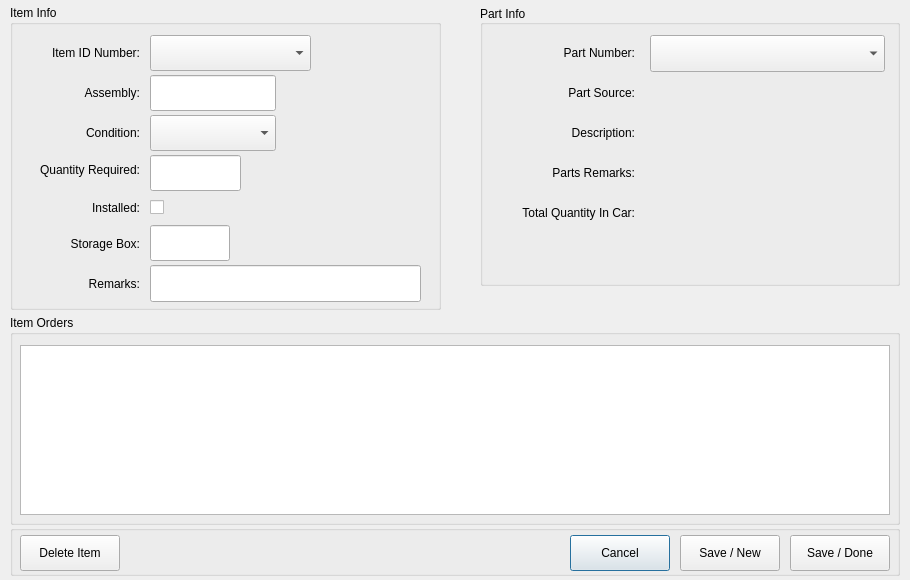
LornBKerr/parts_tracker, file src/forms/item.ui: the form before one commit.
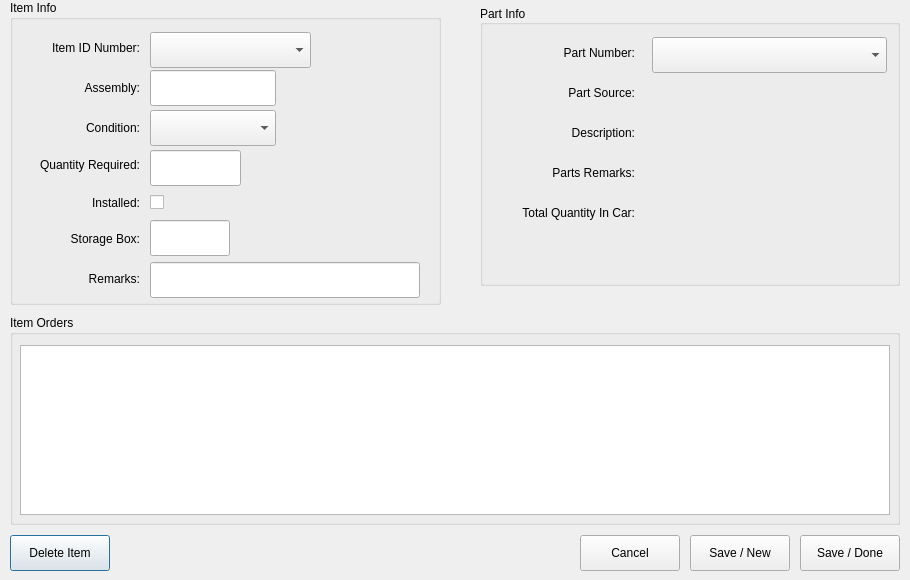
The form after the commit. Custom widgets are drawn as their Qt base class.

Commit message: Added error frames to ui; Reordered and revised test order; cleaned up some inconsistencies in code.

What changed in the file:
```diff
--- a/src/forms/item.ui
+++ b/src/forms/item.ui
@@ -28,102 +28,7 @@
   <property name="modal">
    <bool>false</bool>
   </property>
-  <widget class="QGroupBox" name="group_4">
-   <property name="geometry">
-    <rect>
-     <x>10</x>
-     <y>525</y>
-     <width>890</width>
-     <height>51</height>
-    </rect>
-   </property>
-   <property name="autoFillBackground">
-    <bool>true</bool>
-   </property>
-   <property name="title">
-    <string/>
-   </property>
-   <property name="alignment">
-    <set>Qt::AlignCenter</set>
-   </property>
-   <property name="flat">
-    <bool>false</bool>
-   </property>
-   <widget class="QPushButton" name="cancel_button">
-    <property name="geometry">
-     <rect>
-      <x>560</x>
-      <y>10</y>
-      <width>100</width>
-      <height>36</height>
-     </rect>
-    </property>
-    <property name="toolTip">
-     <string>Close the form, optionally saving any changed information</string>
-    </property>
-    <property name="text">
-     <string>Cancel</string>
-    </property>
-   </widget>
-   <widget class="QPushButton" name="save_new_button">
-    <property name="geometry">
-     <rect>
-      <x>670</x>
-      <y>10</y>
-      <width>100</width>
-      <height>36</height>
-     </rect>
-    </property>
-    <property name="toolTip">
-     <string>Save the current item, then clear the form</string>
-    </property>
-    <property name="text">
-     <string>Save / New</string>
-    </property>
-   </widget>
-   <widget class="QPushButton" name="save_done_button">
-    <property name="geometry">
-     <rect>
-      <x>780</x>
-      <y>10</y>
-      <width>100</width>
-      <height>36</height>
-     </rect>
-    </property>
-    <property name="toolTip">
-     <string>Save the current item, then close the form</string>
-    </property>
-    <property name="layoutDirection">
-     <enum>Qt::RightToLeft</enum>
-    </property>
-    <property name="autoFillBackground">
-     <bool>false</bool>
-    </property>
-    <property name="text">
-     <string>Save / Done</string>
-    </property>
-    <property name="flat">
-     <bool>false</bool>
-    </property>
-   </widget>
-   <widget class="QPushButton" name="delete_button">
-    <property name="geometry">
-     <rect>
-      <x>10</x>
-      <y>10</y>
-      <width>100</width>
-      <height>36</height>
-     </rect>
-    </property>
-    <property name="toolTip">
-     <string>Permanently DELETE the current item and all the order lines</string>
-    </property>
-    <property name="text">
-     <string>Delete Item</string>
-    </property>
-   </widget>
-  </widget>
-  <widget class="QGroupBox" name="group_3">
+  <widget class="QGroupBox" name="item_orders">
    <property name="geometry">
     <rect>
      <x>10</x>
@@ -161,11 +66,11 @@
     </attribute>
    </widget>
   </widget>
-  <widget class="QGroupBox" name="group_1">
+  <widget class="QGroupBox" name="item_info">
    <property name="geometry">
     <rect>
      <x>10</x>
-     <y>5</y>
+     <y>0</y>
      <width>431</width>
      <height>305</height>
     </rect>
@@ -188,7 +93,7 @@
    <property name="flat">
     <bool>false</bool>
    </property>
-   <widget class="QLabel" name="entry_index_label">
+   <widget class="QLabel" name="record_id_label">
     <property name="geometry">
      <rect>
       <x>5</x>
@@ -273,73 +178,6 @@
      <set>Qt::AlignRight|Qt::AlignTrailing|Qt::AlignVCenter</set>
     </property>
    </widget>
-   <widget class="FocusComboBox" name="record_id_combo">
-    <property name="geometry">
-     <rect>
-      <x>140</x>
-      <y>30</y>
-      <width>161</width>
-      <height>36</height>
-     </rect>
-    </property>
-    <property name="toolTip">
-     <string>Required: Select the Item index</string>
-    </property>
-    <property name="placeholderText">
-     <string>To Be Assigned</string>
-    </property>
-   </widget>
-   <widget class="QLineEdit" name="assembly_edit">
-    <property name="geometry">
-     <rect>
-      <x>140</x>
-      <y>70</y>
-      <width>126</width>
-      <height>36</height>
-     </rect>
-    </property>
-    <property name="toolTip">
-     <string>Required: Enter the Assembly, 1 to 15 Characters</string>
-    </property>
-    <property name="whatsThis">
-     <string>Required: Enter the Assembly, 1 to 15 Characters</string>
-    </property>
-    <property name="placeholderText">
-     <string/>
-    </property>
-   </widget>
-   <widget class="FocusComboBox" name="condition_combo">
-    <property name="geometry">
-     <rect>
-      <x>140</x>
-      <y>110</y>
-      <width>126</width>
-      <height>36</height>
-     </rect>
-    </property>
-    <property name="whatsThis">
-     <string>Required: Select the Item Condition</string>
-    </property>
-   </widget>
-   <widget class="QLineEdit" name="quantity_edit">
-    <property name="geometry">
-     <rect>
-      <x>140</x>
-      <y>150</y>
-      <width>91</width>
-      <height>36</height>
-     </rect>
-    </property>
-    <property name="sizePolicy">
-     <sizepolicy hsizetype="Expanding" vsizetype="Fixed">
-      <horstretch>0</horstretch>
-      <verstretch>0</verstretch>
-     </sizepolicy>
-    </property>
-    <property name="toolTip">
-     <string>Required: Enter quantity, 0 to  999, 0 defaul</string>
-    </property>
-   </widget>
    <widget class="QLabel" name="installed_label">
     <property name="geometry">
      <rect>
@@ -400,19 +238,6 @@
      <set>Qt::AlignRight|Qt::AlignTrailing|Qt::AlignVCenter</set>
     </property>
    </widget>
-   <widget class="QLineEdit" name="storage_box_edit">
-    <property name="geometry">
-     <rect>
-      <x>140</x>
-      <y>220</y>
-      <width>80</width>
-      <height>36</height>
-     </rect>
-    </property>
-    <property name="toolTip">
-     <string>Optional: Enter Storage box if stored, 0 to 99</string>
-    </property>
-   </widget>
    <widget class="QLabel" name="remarks_label">
     <property name="geometry">
      <rect>
@@ -435,27 +260,191 @@
      <set>Qt::AlignRight|Qt::AlignTrailing|Qt::AlignVCenter</set>
     </property>
    </widget>
-   <widget class="QLineEdit" name="remarks_edit">
+   <widget class="ErrorFrame" name="record_id_frame">
     <property name="geometry">
      <rect>
-      <x>140</x>
+      <x>138</x>
+      <y>30</y>
+      <width>165</width>
+      <height>40</height>
+     </rect>
+    </property>
+    <property name="frameShape">
+     <enum>QFrame::NoFrame</enum>
+    </property>
+    <widget class="ComboBox" name="record_id_combo">
+     <property name="geometry">
+      <rect>
+       <x>2</x>
+       <y>2</y>
+       <width>161</width>
+       <height>36</height>
+      </rect>
+     </property>
+     <property name="sizePolicy">
+      <sizepolicy hsizetype="Fixed" vsizetype="Fixed">
+       <horstretch>0</horstretch>
+       <verstretch>0</verstretch>
+      </sizepolicy>
+     </property>
+     <property name="toolTip">
+      <string>Required: Select the Item index</string>
+     </property>
+     <property name="placeholderText">
+      <string>To Be Assigned</string>
+     </property>
+    </widget>
+   </widget>
+   <widget class="ErrorFrame" name="assembly_frame">
+    <property name="geometry">
+     <rect>
+      <x>138</x>
+      <y>68</y>
+      <width>130</width>
+      <height>40</height>
+     </rect>
+    </property>
+    <widget class="LineEdit" name="assembly_edit">
+     <property name="geometry">
+      <rect>
+       <x>2</x>
+       <y>2</y>
+       <width>126</width>
+       <height>36</height>
+      </rect>
+     </property>
+     <property name="sizePolicy">
+      <sizepolicy hsizetype="Fixed" vsizetype="Fixed">
+       <horstretch>0</horstretch>
+       <verstretch>0</verstretch>
+      </sizepolicy>
+     </property>
+     <property name="toolTip">
+      <string>Required: Enter the Assembly, 1 to 15 Characters</string>
+     </property>
+     <property name="whatsThis">
+      <string>Required: Enter the Assembly, 1 to 15 Characters</string>
+     </property>
+     <property name="placeholderText">
+      <string/>
+     </property>
+    </widget>
+   </widget>
+   <widget class="ErrorFrame" name="condition_frame">
+    <property name="geometry">
+     <rect>
+      <x>138</x>
+      <y>108</y>
+      <width>130</width>
+      <height>40</height>
+     </rect>
+    </property>
+    <widget class="ComboBox" name="condition_combo">
+     <property name="geometry">
+      <rect>
+       <x>2</x>
+       <y>2</y>
+       <width>126</width>
+       <height>36</height>
+      </rect>
+     </property>
+     <property name="whatsThis">
+      <string>Required: Select the Item Condition</string>
+     </property>
+    </widget>
+   </widget>
+   <widget class="ErrorFrame" name="quantity_frame">
+    <property name="geometry">
+     <rect>
+      <x>138</x>
+      <y>148</y>
+      <width>95</width>
+      <height>40</height>
+     </rect>
+    </property>
+    <property name="frameShape">
+     <enum>QFrame::NoFrame</enum>
+    </property>
+    <widget class="LineEdit" name="quantity_edit">
+     <property name="geometry">
+      <rect>
+       <x>2</x>
+       <y>2</y>
+       <width>91</width>
+       <height>36</height>
+      </rect>
+     </property>
+     <property name="sizePolicy">
+      <sizepolicy hsizetype="Expanding" vsizetype="Fixed">
+       <horstretch>0</horstretch>
+       <verstretch>0</verstretch>
+      </sizepolicy>
+     </property>
+     <property name="toolTip">
+      <string>Required: Enter quantity, 0 to  999, 0 defaul</string>
+     </property>
+    </widget>
+   </widget>
+   <widget class="ErrorFrame" name="storage_box_frame">
+    <property name="geometry">
+     <rect>
+      <x>138</x>
+      <y>218</y>
+      <width>84</width>
+      <height>40</height>
+     </rect>
+    </property>
+    <widget class="LineEdit" name="storage_box_edit">
+     <property name="geometry">
+      <rect>
+       <x>2</x>
+       <y>2</y>
+       <width>80</width>
+       <height>36</height>
+      </rect>
+     </property>
+     <property name="toolTip">
+      <string>Optional: Enter Storage box if stored, 0 to 99</string>
+     </property>
+    </widget>
+   </widget>
+   <widget class="ErrorFrame" name="remarks_frame">
+    <property name="geometry">
+     <rect>
+      <x>138</x>
       <y>260</y>
-      <width>271</width>
-      <height>37</height>
+      <width>274</width>
+      <height>40</height>
      </rect>
     </property>
-    <property name="sizePolicy">
-     <sizepolicy hsizetype="Fixed" vsizetype="Fixed">
-      <horstretch>0</horstretch>
-      <verstretch>0</verstretch>
-     </sizepolicy>
+    <property name="frameShape">
+     <enum>QFrame::NoFrame</enum>
     </property>
-    <property name="toolTip">
-     <string>Optional: up to 255 characters</string>
+    <property name="frameShadow">
+     <enum>QFrame::Raised</enum>
     </property>
+    <widget class="QLineEdit" name="remarks_edit">
+     <property name="geometry">
+      <rect>
+       <x>2</x>
+       <y>2</y>
+       <width>270</width>
+       <height>36</height>
+      </rect>
+     </property>
+     <property name="sizePolicy">
+      <sizepolicy hsizetype="Fixed" vsizetype="Fixed">
+       <horstretch>0</horstretch>
+       <verstretch>0</verstretch>
+      </sizepolicy>
+     </property>
+     <property name="toolTip">
+      <string>Optional: up to 255 characters</string>
+     </property>
+    </widget>
    </widget>
   </widget>
-  <widget class="QGroupBox" name="group_2">
+  <widget class="QGroupBox" name="part_info">
    <property name="geometry">
     <rect>
      <x>480</x>
@@ -592,28 +581,6 @@
      <set>Qt::AlignRight|Qt::AlignTrailing|Qt::AlignVCenter</set>
     </property>
    </widget>
-   <widget class="FocusComboBox" name="part_number_combo">
-    <property name="geometry">
-     <rect>
-      <x>170</x>
-      <y>30</y>
-      <width>235</width>
-      <height>37</height>
-     </rect>
-    </property>
-    <property name="sizePolicy">
-     <sizepolicy hsizetype="Expanding" vsizetype="Fixed">
-      <horstretch>0</horstretch>
-      <verstretch>0</verstretch>
-     </sizepolicy>
-    </property>
-    <property name="toolTip">
-     <string>Select Part Number, Required</string>
-    </property>
-    <property name="maxVisibleItems">
-     <number>20</number>
-    </property>
-   </widget>
    <widget class="QLabel" name="source_text">
     <property name="geometry">
      <rect>
@@ -711,14 +678,133 @@
      <string/>
     </property>
    </widget>
+   <widget class="ErrorFrame" name="part_number_frame">
+    <property name="geometry">
+     <rect>
+      <x>170</x>
+      <y>30</y>
+      <width>239</width>
+      <height>40</height>
+     </rect>
+    </property>
+    <property name="frameShape">
+     <enum>QFrame::NoFrame</enum>
+    </property>
+    <widget class="ComboBox" name="part_number_combo">
+     <property name="geometry">
+      <rect>
+       <x>2</x>
+       <y>2</y>
+       <width>235</width>
+       <height>36</height>
+      </rect>
+     </property>
+     <property name="sizePolicy">
+      <sizepolicy hsizetype="Expanding" vsizetype="Fixed">
+       <horstretch>0</horstretch>
+       <verstretch>0</verstretch>
+      </sizepolicy>
+     </property>
+     <property name="toolTip">
+      <string>Select Part Number, Required</string>
+     </property>
+     <property name="maxVisibleItems">
+      <number>20</number>
+     </property>
+    </widget>
+   </widget>
+  </widget>
+  <widget class="QPushButton" name="delete_button">
+   <property name="geometry">
+    <rect>
+     <x>10</x>
+     <y>535</y>
+     <width>100</width>
+     <height>36</height>
+    </rect>
+   </property>
+   <property name="toolTip">
+    <string>Permanently DELETE the current item and all the order lines</string>
+   </property>
+   <property name="text">
+    <string>Delete Item</string>
+   </property>
+  </widget>
+  <widget class="QPushButton" name="cancel_button">
+   <property name="geometry">
+    <rect>
+     <x>580</x>
+     <y>535</y>
+     <width>100</width>
+     <height>36</height>
+    </rect>
+   </property>
+   <property name="toolTip">
+    <string>Close the form, optionally saving any changed information</string>
+   </property>
+   <property name="text">
+    <string>Cancel</string>
+   </property>
+  </widget>
+  <widget class="QPushButton" name="save_new_button">
+   <property name="geometry">
+    <rect>
+     <x>690</x>
+     <y>535</y>
+     <width>100</width>
+     <height>36</height>
+    </rect>
+   </property>
+   <property name="toolTip">
+    <string>Save the current item, then clear the form</string>
+   </property>
+   <property name="text">
+    <string>Save / New</string>
+   </property>
+  </widget>
+  <widget class="QPushButton" name="save_done_button">
+   <property name="geometry">
+    <rect>
+     <x>800</x>
+     <y>535</y>
+     <width>100</width>
+     <height>36</height>
+    </rect>
+   </property>
+   <property name="toolTip">
+    <string>Save the current item, then close the form</string>
+   </property>
+   <property name="layoutDirection">
+    <enum>Qt::RightToLeft</enum>
+   </property>
+   <property name="autoFillBackground">
+    <bool>false</bool>
+   </property>
+   <property name="text">
+    <string>Save / Done</string>
+   </property>
+   <property name="flat">
+    <bool>false</bool>
+   </property>
   </widget>
  </widget>
  <customwidgets>
   <customwidget>
-   <class>FocusComboBox</class>
+   <class>ComboBox</class>
    <extends>QComboBox</extends>
    <header>lbk_library/gui/</header>
   </customwidget>
+  <customwidget>
+   <class>LineEdit</class>
+   <extends>QLineEdit</extends>
+   <header>lbk_library/gui/line_edit</header>
+  </customwidget>
+  <customwidget>
+   <class>ErrorFrame</class>
+   <extends>QFrame</extends>
+   <header>lbk_library/gui/error_frame</header>
+   <container>1</container>
+  </customwidget>
  </customwidgets>
  <tabstops>
   <tabstop>record_id_combo</tabstop>
```
The commit also changes 2 other files.
